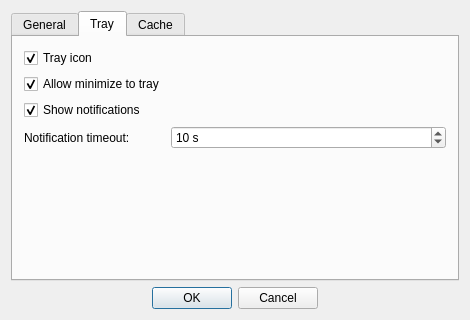
Old version of the form src/gui/ui/fs_settings_dialog.ui in the repository TheDZhon/folder_stat.
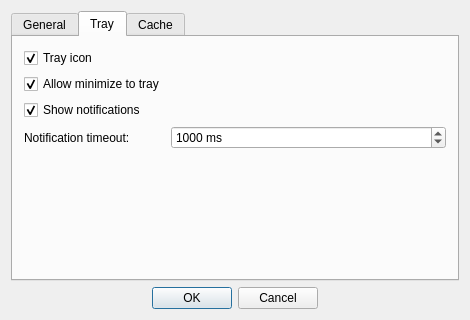
New version of the form. The open tabs and pages were chosen to show the change. Icons and pictures are not drawn.

What changed in the file:
```diff
--- a/src/gui/ui/fs_settings_dialog.ui
+++ b/src/gui/ui/fs_settings_dialog.ui
@@ -85,16 +85,16 @@
        <item row="3" column="1">
         <widget class="QSpinBox" name="notificationTimeoutSpinBox">
          <property name="suffix">
-          <string> s</string>
+          <string> ms</string>
          </property>
          <property name="maximum">
-          <number>1000</number>
+          <number>100000000</number>
          </property>
          <property name="singleStep">
           <number>5</number>
          </property>
          <property name="value">
-          <number>10</number>
+          <number>1000</number>
          </property>
         </widget>
        </item>
```
Left out of the diff: 4 changed lines with no effect on the pictures.
